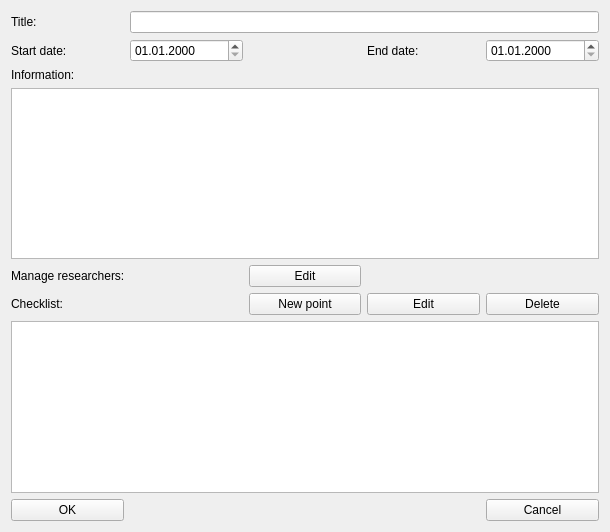
Qt form include/ui/designer/addresearch.ui (lorlen/ResearchApp) before a commit.
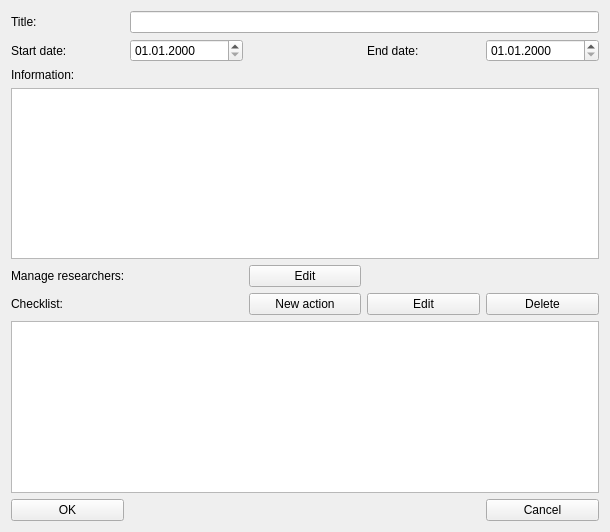
The same form after that commit.

```diff
--- a/include/ui/designer/addresearch.ui
+++ b/include/ui/designer/addresearch.ui
@@ -102,7 +102,7 @@
      <item row="5" column="2">
       <widget class="QPushButton" name="newPointButton">
        <property name="text">
-        <string>New point</string>
+        <string>New action</string>
        </property>
       </widget>
      </item>
```
Left out of the diff: 12 changed lines with no effect on the pictures.
